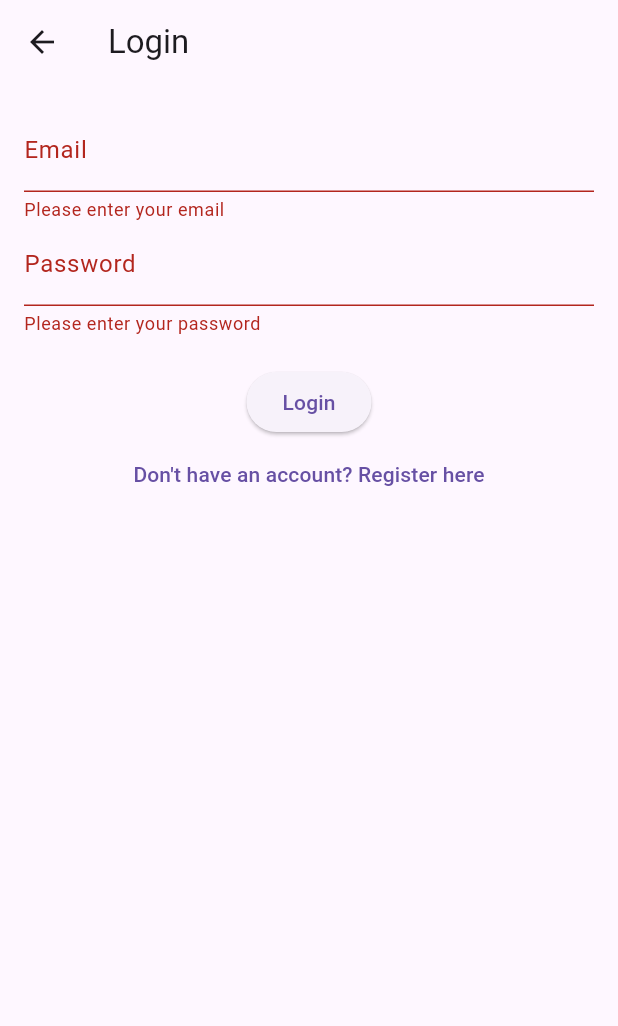
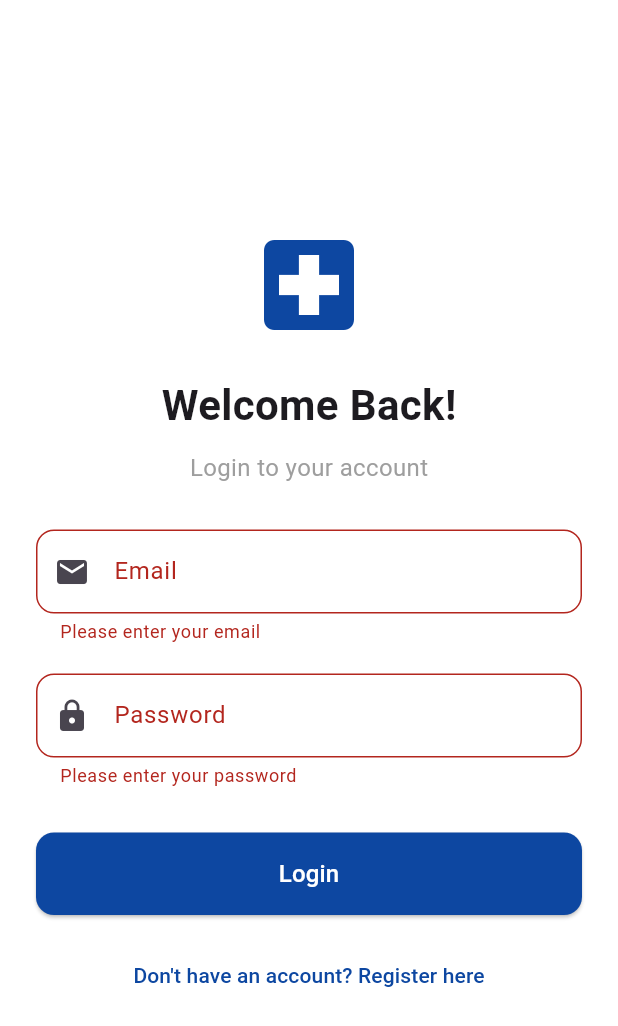
Before and after one commit to Sazzadhosen10/MEDIQ, a Flutter app: the LoginPage screen opened directly, after a tap on "Login", on a phone screen of 412 x 824 dp. Shown: the top 1026 px of the screen. Run offline on Flutter 3.47's test engine with Material 3 defaults, Android fonts, the phone set to English and light mode, and no system bars; our stand-ins replace firebase_auth, firebase_core; accounts and stored records are empty; generated files the repository leaves out were written again.

Commit message:
Update_Login_Page

```diff
--- a/lib/login_page.dart
+++ b/lib/login_page.dart
@@ -15,27 +15,35 @@ class _LoginPageState extends State<LoginPage> {
   final _formKey = GlobalKey<FormState>();
   String email = '';
   String password = '';
+  bool _isLoading = false;
 
   final FirebaseAuth _auth = FirebaseAuth.instance;
 
   void _login() async {
     if (_formKey.currentState!.validate()) {
       _formKey.currentState!.save();
+      setState(() => _isLoading = true);
       try {
         await _auth.signInWithEmailAndPassword(
           email: email,
           password: password,
         );
-        // Navigate to the Homepage if login is successful.
+
+        ScaffoldMessenger.of(context).showSnackBar(
+          const SnackBar(content: Text("Login successful")),
+        );
+        await Future.delayed(const Duration(seconds: 1));
+
         Navigator.pushReplacement(
           context,
-          MaterialPageRoute(builder: (_) =>   MainScreen()),
+          MaterialPageRoute(builder: (_) => MainScreen()),
         );
       } on FirebaseAuthException catch (e) {
-        // Display error message.
         ScaffoldMessenger.of(context).showSnackBar(
           SnackBar(content: Text(e.message ?? 'Login error')),
         );
+      } finally {
+        setState(() => _isLoading = false);
       }
     }
   }
@@ -43,47 +51,102 @@ class _LoginPageState extends State<LoginPage> {
   @override
   Widget build(BuildContext context) {
     return Scaffold(
-      appBar: AppBar(
-        title: const Text('Login'),
+      backgroundColor: Colors.white,
+      body: Center(
+        child: SingleChildScrollView(
+          padding: const EdgeInsets.symmetric(horizontal: 24.0, vertical: 16),
+          child: Column(
+            mainAxisAlignment: MainAxisAlignment.center,
+            children: [
+              Icon(
+                Icons.local_hospital,
+                size: 80,
+                color: Colors.blue.shade900,
               ),
-      body: Padding(
-         padding: const EdgeInsets.all(16.0),
-         child: Form(
+              const SizedBox(height: 20),
+              const Text(
+                'Welcome Back!',
+                style: TextStyle(fontSize: 28, fontWeight: FontWeight.bold),
+              ),
+              const SizedBox(height: 10),
+              const Text(
+                'Login to your account',
+                style: TextStyle(fontSize: 16, color: Colors.grey),
+              ),
+              const SizedBox(height: 30),
+              Form(
                 key: _formKey,
                 child: Column(
                   children: [
                     TextFormField(
-                 decoration: const InputDecoration(labelText: 'Email'),
+                      decoration: InputDecoration(
+                        prefixIcon: const Icon(Icons.email),
+                        labelText: 'Email',
+                        border: OutlineInputBorder(
+                            borderRadius: BorderRadius.circular(12)),
+                      ),
                       keyboardType: TextInputType.emailAddress,
                       validator: (value) {
-                   if (value == null || value.isEmpty) return 'Please enter your email';
+                        if (value == null || value.isEmpty)
+                          return 'Please enter your email';
                         return null;
                       },
                       onSaved: (value) => email = value!.trim(),
                     ),
+                    const SizedBox(height: 20),
                     TextFormField(
-                 decoration: const InputDecoration(labelText: 'Password'),
+                      decoration: InputDecoration(
+                        prefixIcon: const Icon(Icons.lock),
+                        labelText: 'Password',
+                        border: OutlineInputBorder(
+                            borderRadius: BorderRadius.circular(12)),
+                      ),
                       obscureText: true,
                       validator: (value) {
-                   if (value == null || value.isEmpty) return 'Please enter your password';
+                        if (value == null || value.isEmpty)
+                          return 'Please enter your password';
                         return null;
                       },
                       onSaved: (value) => password = value!,
                     ),
-               const SizedBox(height: 20),
-               ElevatedButton(
+                    const SizedBox(height: 30),
+                    _isLoading
+                        ? const CircularProgressIndicator()
+                        : SizedBox(
+                            width: double.infinity,
+                            child: ElevatedButton(
                               onPressed: _login,
-                 child: const Text('Login'),
+                              style: ElevatedButton.styleFrom(
+                                backgroundColor: Colors.blue.shade900,
+                                padding:
+                                    const EdgeInsets.symmetric(vertical: 16),
+                                shape: RoundedRectangleBorder(
+                                  borderRadius: BorderRadius.circular(12),
                                 ),
+                              ),
+                              child: const Text('Login',
+                                  style: TextStyle(
+                                      fontSize: 16, color: Colors.white)),
+                            ),
+                          ),
+                    const SizedBox(height: 16),
                     TextButton(
                       onPressed: () {
-                   // Navigate to the Registration Page.
                         Navigator.push(
                           context,
-                     MaterialPageRoute(builder: (_) => const RegistrationPage()),
+                          MaterialPageRoute(
+                              builder: (_) => const RegistrationPage()),
                         );
                       },
-                 child: const Text('Don\'t have an account? Register here'),
+                      child: Text(
+                        'Don\'t have an account? Register here',
+                        style: TextStyle(
+                          color: Colors.blue.shade900,
+                        ),
+                      ),
+                    ),
+                  ],
+                ),
               ),
             ],
           ),
```
Lines whose indentation alone changed are shown as unchanged.
